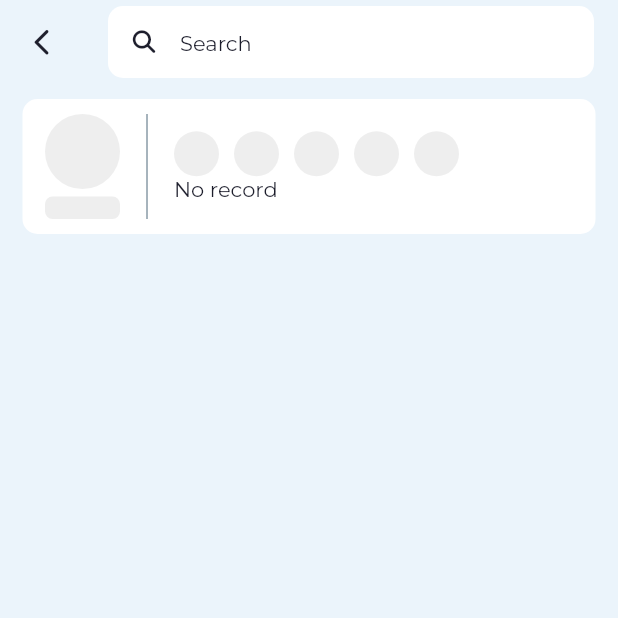
After one commit to hungmai2411/Diary-Mood-Tracker, a Flutter app: the SearchDiaryScreen screen opened by its route, on a phone screen of 412 x 824 dp, the top half of it. The commit adds this screen. Run offline on Flutter 3.47's test engine with Material 2 defaults, Android fonts, the phone set to English and light mode, and no system bars; our stand-ins replace another_flushbar, carousel_slider, dotted_border, fl_chart, flutter_local_notifications, flutter_native_timezone and 9 more; missing offline and left inert: flutter_quill, flutter_quill_extensions, googleapis, month_picker_dialog_2, month_year_picker; accounts and stored records are empty; generated files the repository leaves out were written again.

Commit message:
update project

```diff
--- /dev/null
+++ b/lib/features/board/screens/search_diary_screen.dart
@@ -0,0 +1,93 @@
+import 'package:cs214/constants/app_colors.dart';
+import 'package:cs214/features/board/widgets/box_search.dart';
+import 'package:cs214/features/diary/models/diary.dart';
+import 'package:cs214/features/diary/screens/detail_diary_screen.dart';
+import 'package:cs214/features/diary/widgets/item_diary.dart';
+import 'package:cs214/features/diary/widgets/item_no_diary.dart';
+import 'package:cs214/providers/diary_provider.dart';
+import 'package:flutter/material.dart';
+import 'package:provider/provider.dart';
+
+class SearchDiaryScreen extends StatefulWidget {
+  const SearchDiaryScreen({super.key});
+  static const String routeName = '/search_diary_screen';
+  @override
+  State<SearchDiaryScreen> createState() => _SearchDiaryScreenState();
+}
+
+class _SearchDiaryScreenState extends State<SearchDiaryScreen> {
+  final TextEditingController searchController = TextEditingController();
+  List<Diary> diariesSearch = [];
+  @override
+  void dispose() {
+    super.dispose();
+    searchController.dispose();
+  }
+
+  navigateToDetailDiaryScreen(Diary diary) {
+    Navigator.pushNamed(
+      context,
+      DetailDiaryScreen.routeName,
+      arguments: diary,
+    );
+  }
+
+  @override
+  Widget build(BuildContext context) {
+    List<Diary> diaries = context.watch<DiaryProvider>().diaries;
+
+    return Scaffold(
+      appBar: AppBar(
+        leading: IconButton(
+          onPressed: () {
+            Navigator.of(context).pop();
+          },
+          icon: Icon(
+            Icons.arrow_back_ios_rounded,
+            color: AppColors.textPrimaryColor,
+            size: 21,
+          ),
+        ),
+        backgroundColor: AppColors.backgroundColor,
+        elevation: 0,
+        automaticallyImplyLeading: false,
+        title: BoxSearch(
+          searchController: searchController,
+          callback: () {},
+          onChanged: (s) {
+            setState(() {
+              diariesSearch = [];
+
+              if (s.isNotEmpty) {
+                for (var diary in diaries) {
+                  if (diary.content!.contains(s)) {
+                    diariesSearch.add(diary);
+                  }
+                }
+              }
+            });
+          },
+        ),
+      ),
+      body: diariesSearch.isEmpty
+          ? const SizedBox(
+              width: double.infinity,
+              child: ItemNoDiary(),
+            )
+          : ListView.builder(
+              itemBuilder: (context, index) {
+                if (index == diariesSearch.length) {
+                  return Container(height: 100);
+                }
+
+                Diary diary = diariesSearch[index];
+                return GestureDetector(
+                  onTap: () => navigateToDetailDiaryScreen(diary),
+                  child: ItemDiary(diary: diary),
+                );
+              },
+              itemCount: diariesSearch.length + 1,
+            ),
+    );
+  }
+}
--- /dev/null
+++ b/lib/features/board/widgets/box_search.dart
@@ -0,0 +1,53 @@
+import 'package:cs214/constants/app_colors.dart';
+import 'package:cs214/constants/app_styles.dart';
+import 'package:flutter/material.dart';
+import 'package:font_awesome_flutter/font_awesome_flutter.dart';
+
+class BoxSearch extends StatelessWidget {
+  final TextEditingController searchController;
+  final VoidCallback callback;
+  final Function(String) onChanged;
+
+  const BoxSearch({
+    super.key,
+    required this.searchController,
+    required this.callback,
+    required this.onChanged,
+  });
+
+  @override
+  Widget build(BuildContext context) {
+    return TextField(
+      onTap: callback,
+      controller: searchController,
+      enabled: true,
+      autocorrect: false,
+      decoration: InputDecoration(
+        hintText: 'Search',
+        hintStyle: AppStyles.regular,
+        prefixIcon: Padding(
+          padding: const EdgeInsets.all(8.0),
+          child: Icon(
+            FontAwesomeIcons.magnifyingGlass,
+            color: AppColors.textPrimaryColor,
+            size: 15,
+          ),
+        ),
+        filled: true,
+        fillColor: AppColors.boxColor,
+        border: const OutlineInputBorder(
+          borderSide: BorderSide.none,
+          borderRadius: BorderRadius.all(
+            Radius.circular(10),
+          ),
+        ),
+        contentPadding: const EdgeInsets.symmetric(horizontal: 10),
+      ),
+      style: AppStyles.medium,
+      onChanged: (value) {
+        onChanged(value);
+      },
+      onSubmitted: (String submitValue) {},
+    );
+  }
+}
--- a/lib/l10n/app_en.arb
+++ b/lib/l10n/app_en.arb
@@ -71,6 +71,7 @@
     "owned":"Owned",
     "background":"Background",
     "buySuccess":"Buy successfully",
+    "notDevelop":"We will develop in the future",
     "buyFailed":"You need {numCoin} more coin to purchase this theme.",
     "@buyFailed": {
         "placeholders":{
--- a/lib/l10n/app_vi.arb
+++ b/lib/l10n/app_vi.arb
@@ -71,6 +71,7 @@
     "undone":"Hành động này không thể quay lại",
     "buySuccess":"Mua thành công",
     "owned":"Đã sở hữu",
+    "notDevelop":"Chúng tôi sẽ phát triển trong tương lai",
     "buyFailed":"Bạn cần thêm {numCoin} xu để mua giao diện",
     "@buyFailed": {
         "placeholders":{
```
Also changed, not shown: lib/constants/utils.dart (+39 -3 lines), lib/features/board/screens/time_line_screen.dart (+16 -1 lines), lib/features/diary/screens/add_detail_diary_screen.dart (added, +171 -0 lines), lib/features/diary/screens/add_diary_screen.dart (+16 -2 lines), lib/features/diary/screens/diary_screen.dart (+6 -1 lines), lib/features/diary/screens/edit_diary_screen.dart (+23 -5 lines), lib/features/diary/widgets/item_diary.dart (+5 -11 lines), lib/features/setting/screens/setting_screen.dart (+43 -5 lines), lib/route.dart (+12 -0 lines).
